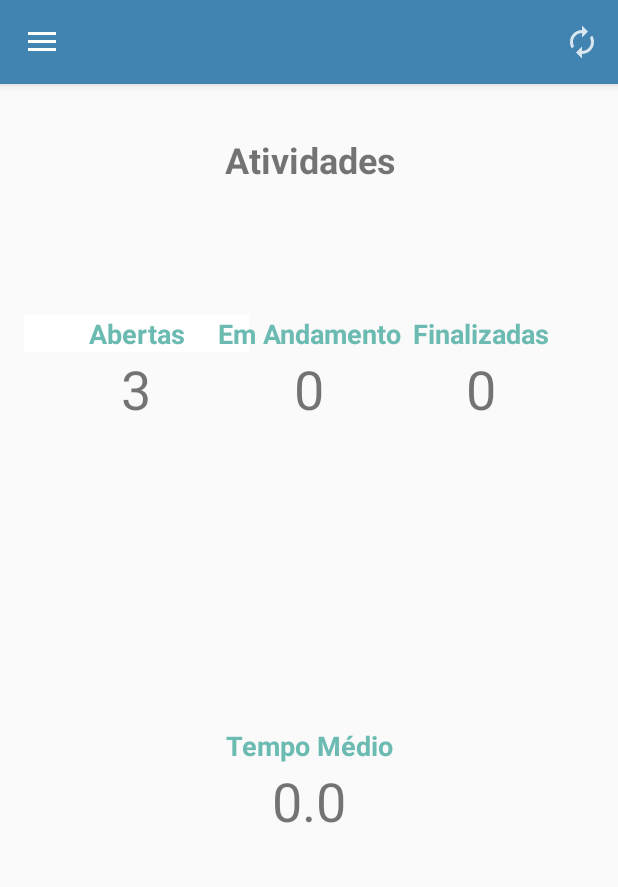
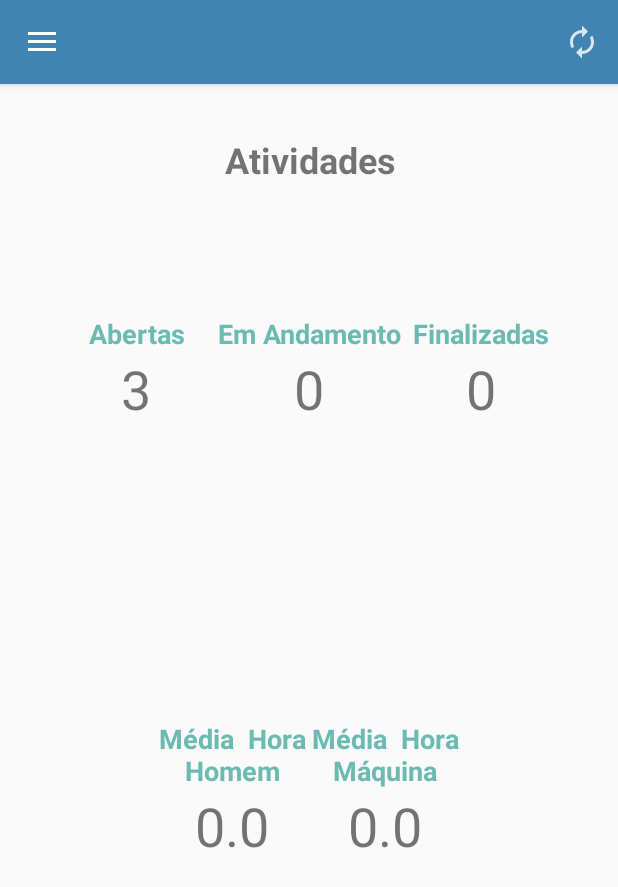
Before and after one commit to ivan-cae/forestSys, an Android app: the ActivityDashboard screen opened directly, with no data from a screen before it, on a phone screen of 412 x 824 dp. Shown: the top 887 px of the screen. Run offline under Robolectric (Android 15) with nearby library versions, the phone set to English and light mode, and no system bars; our stand-ins replace Room's generated code; 1 statement that could not run was skipped.

Commit message:
Sprint 21 -
Atendido - Dois cálculos de média: HH e HM na dashboard.
Atendido - Possibilidade de salvar o rendimento com os campos HME e HOE em branco, onde serão setados para 0.
Atendido - Alteração do título da listagem de atividades para "Atividades".
Atendido - atualizado o cabeçalho para o padrão pedido

```diff
--- a/app/src/main/java/com/example/forestsys/activities/ActivityDashboard.java
+++ b/app/src/main/java/com/example/forestsys/activities/ActivityDashboard.java
@@ -2,7 +2,6 @@ package com.example.forestsys.activities;
 
 import android.content.Intent;
 import android.os.Bundle;
-import android.util.Log;
 import android.view.Menu;
 import android.view.MenuInflater;
 import android.view.MenuItem;
@@ -23,8 +22,6 @@ import com.example.forestsys.classes.O_S_ATIVIDADES;
 import com.example.forestsys.classes.O_S_ATIVIDADES_DIA;
 import com.google.android.material.navigation.NavigationView;
 
-import org.w3c.dom.Text;
-
 import java.text.DecimalFormat;
 import java.util.List;
 
@@ -37,7 +34,8 @@ public class ActivityDashboard extends AppCompatActivity implements NavigationVi
     TextView abertas;
     TextView andamento;
     TextView finalizadas;
-    TextView horas;
+    TextView mediaHH;
+    TextView mediaHM;
 
     @Override
     protected void onCreate(Bundle savedInstanceState) {
@@ -56,7 +54,8 @@ public class ActivityDashboard extends AppCompatActivity implements NavigationVi
         abertas = findViewById(R.id.dash_abertas);
         andamento = findViewById(R.id.dash_andamento);
         finalizadas = findViewById(R.id.dash_finalizadas);
-        horas = findViewById(R.id.dash_tempo_medio);
+        mediaHH = findViewById(R.id.dash_media_hh);
+        mediaHM = findViewById(R.id.dash_media_hm);
 
         drawer = findViewById(R.id.drawer_layout_dash);
         NavigationView navigationView = findViewById(R.id.nav_view_dash);
@@ -87,24 +86,38 @@ public class ActivityDashboard extends AppCompatActivity implements NavigationVi
         finalizadas.setText(String.valueOf(contfinalizadas));
         int contasValidadas = contAndamento+contfinalizadas;
 
-        Double acumulador = 0.0;
+        Double acumuladorHH = 0.0;
+        Double acumuladorHM = 0.0;
 
         for(int i = 0; i<listaReg.size(); i++){
             O_S_ATIVIDADES aux = dao.selecionaOs(listaReg.get(i).getID_PROGRAMACAO_ATIVIDADE());
             if(aux.getSTATUS_NUM() != 0){
-                if(listaReg.get(i).getHH() == null) listaReg.get(i).setHH("0");
-                if(listaReg.get(i).getHM() == null) listaReg.get(i).setHM("0");
-                acumulador = Double.valueOf(listaReg.get(i).getHH()) + Double.valueOf(listaReg.get(i).getHM());
-            }
+                try {
+                    if (listaReg.get(i).getHH() == null || Double.valueOf(listaReg.get(i).getHH()).isNaN())
+                        listaReg.get(i).setHH("0");
+                    if (listaReg.get(i).getHM() == null || Double.valueOf(listaReg.get(i).getHM()).isNaN())
+                        listaReg.get(i).setHM("0");
+                }catch(NumberFormatException n){
+                    listaReg.get(i).setHH("0");
+                    listaReg.get(i).setHM("0");
+                }
+                acumuladorHH += Double.valueOf(listaReg.get(i).getHH());
+                acumuladorHM += Double.valueOf(listaReg.get(i).getHM());
+                }
         }
 
-        acumulador= acumulador/contasValidadas;
-        if(acumulador.isNaN() || acumulador.isInfinite() || acumulador==null) acumulador = 0.0;
+        DecimalFormat df = new DecimalFormat(".00");
 
-        DecimalFormat df = new DecimalFormat(".00");
-        acumulador = Double.valueOf(df.format(acumulador));
+        acumuladorHH= acumuladorHH/contasValidadas;
+        if(acumuladorHH.isNaN() || acumuladorHH.isInfinite() || acumuladorHH==null) acumuladorHH = 0.0;
+        acumuladorHH = Double.valueOf(df.format(acumuladorHH));
 
-        horas.setText(String.valueOf(acumulador));
+        acumuladorHM= acumuladorHM/contasValidadas;
+        if(acumuladorHM.isNaN() || acumuladorHM.isInfinite() || acumuladorHM==null) acumuladorHM = 0.0;
+        acumuladorHM = Double.valueOf(df.format(acumuladorHM));
+
+        mediaHH.setText(String.valueOf(acumuladorHH));
+        mediaHM.setText(String.valueOf(acumuladorHM));
     }
 
     //Adiciona o botão de atualização a barra de ação
--- a/app/src/main/res/layout/activity_dashboard.xml
+++ b/app/src/main/res/layout/activity_dashboard.xml
@@ -34,7 +34,6 @@
             android:layout_height="wrap_content"
             android:layout_marginStart="16dp"
             android:layout_marginTop="210dp"
-            android:background="#FFFFFF"
             android:text="Abertas"
             android:textAlignment="center"
             android:textColor="#6CBBB2"
@@ -73,15 +72,29 @@
             android:id="@+id/textView8"
             android:layout_width="150dp"
             android:layout_height="wrap_content"
-            android:layout_marginTop="250dp"
-            android:text="Tempo Médio"
+            android:layout_marginStart="80dp"
+            android:layout_marginTop="480dp"
+            android:text="Média  Hora Homem"
+            android:textAlignment="center"
+            android:textColor="#6CBBB2"
+            android:textSize="18sp"
+            android:textStyle="bold"
+            app:layout_constraintStart_toStartOf="parent"
+            app:layout_constraintTop_toTopOf="parent" />
+
+        <TextView
+            android:id="@+id/textView95"
+            android:layout_width="150dp"
+            android:layout_height="wrap_content"
+            android:layout_marginTop="480dp"
+            android:layout_marginEnd="80dp"
+            android:text="Média  Hora Máquina"
             android:textAlignment="center"
             android:textColor="#6CBBB2"
             android:textSize="18sp"
             android:textStyle="bold"
             app:layout_constraintEnd_toEndOf="parent"
-            app:layout_constraintStart_toStartOf="parent"
-            app:layout_constraintTop_toBottomOf="@+id/textView6" />
+            app:layout_constraintTop_toTopOf="parent" />
 
         <TextView
             android:id="@+id/dash_andamento"
@@ -93,13 +106,22 @@
             app:layout_constraintTop_toBottomOf="@+id/textView6" />
 
         <TextView
-            android:id="@+id/dash_tempo_medio"
+            android:id="@+id/dash_media_hh"
             android:layout_width="150dp"
             android:layout_height="wrap_content"
             android:textAlignment="center"
             android:textSize="36sp"
             app:layout_constraintStart_toStartOf="@+id/textView8"
             app:layout_constraintTop_toBottomOf="@+id/textView8" />
+
+        <TextView
+            android:id="@+id/dash_media_hm"
+            android:layout_width="150dp"
+            android:layout_height="wrap_content"
+            android:textAlignment="center"
+            android:textSize="36sp"
+            app:layout_constraintStart_toStartOf="@+id/textView95"
+            app:layout_constraintTop_toBottomOf="@+id/textView95" />
 
         <TextView
             android:id="@+id/dash_finalizadas"
--- a/app/src/main/res/layout/activity_main.xml
+++ b/app/src/main/res/layout/activity_main.xml
@@ -36,8 +36,9 @@
             android:layout_marginStart="100dp"
             android:layout_marginTop="90dp"
             android:layout_marginEnd="100dp"
-            android:text="Odens de Serviço"
-            android:textSize="18sp"
+            android:text="Atividades"
+            android:textAlignment="center"
+            android:textSize="30sp"
             android:textStyle="bold"
             app:layout_constraintEnd_toEndOf="parent"
             app:layout_constraintStart_toStartOf="parent"
```
Also changed, not shown: app/src/main/java/com/example/forestsys/activities/ActivityAtividades.java (+14 -9 lines), app/src/main/java/com/example/forestsys/activities/ActivityListagemRegistros.java (+8 -1 lines), app/src/main/java/com/example/forestsys/activities/ActivityRegistros.java (+53 -8 lines), app/src/main/res/layout/activity_atividades.xml (+46 -6 lines), app/src/main/res/layout/activity_listagem_registros.xml (+56 -23 lines), app/src/main/res/layout/activity_registros.xml (+61 -19 lines), app/src/main/res/raw/os_atividades.json (+6 -6 lines).
